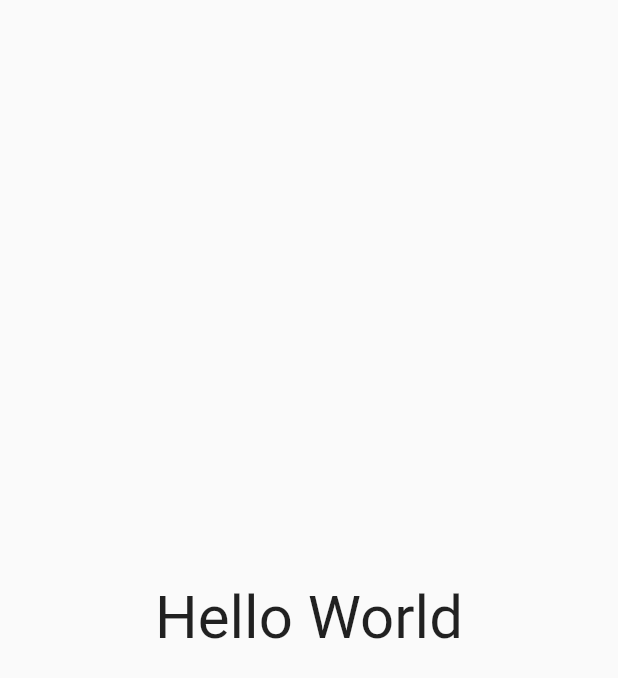
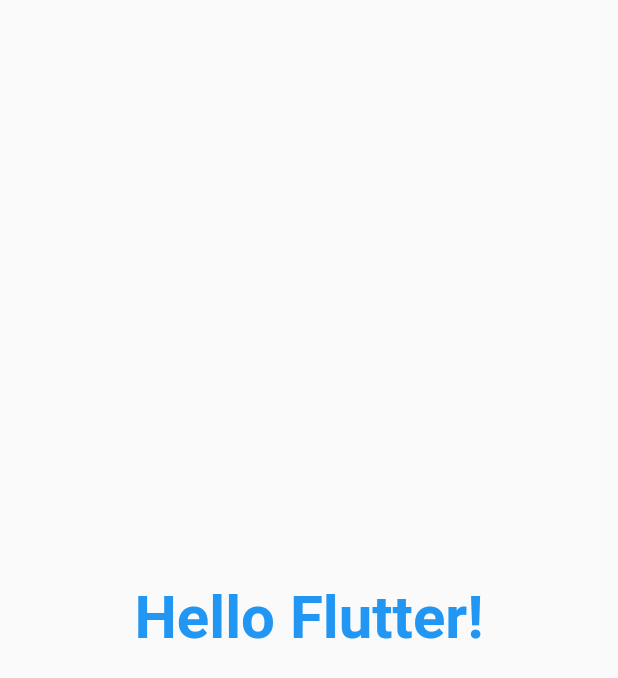
Before and after one commit to rachel-park-dev/my_flutter_project, a Flutter app: the screen it shows after launch, on a phone screen of 412 x 824 dp. Shown: the top 678 px of the screen. Run offline on Flutter 3.47's test engine with Material 2 defaults, Android fonts, the phone set to English and light mode, and no system bars.

Commit message:
#feat textstyle updated.

```diff
--- a/lib/main.dart
+++ b/lib/main.dart
@@ -18,8 +18,9 @@
       child: Scaffold(
         body: Center(
           child: Text(
-            'Hello World',
-            style: TextStyle(fontSize: 40),
+            'Hello Flutter!',
+            style: TextStyle(
+                fontSize: 40, color: Colors.blue, fontWeight: FontWeight.bold),
           ),
         ),
       ),
```
